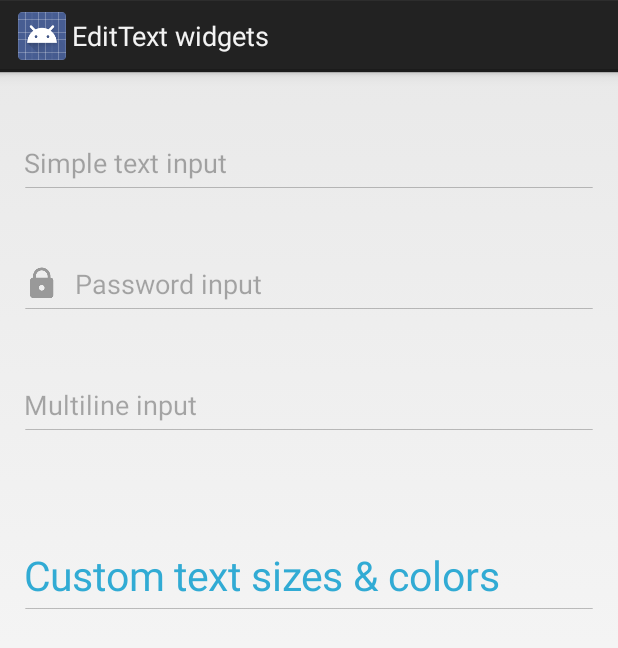
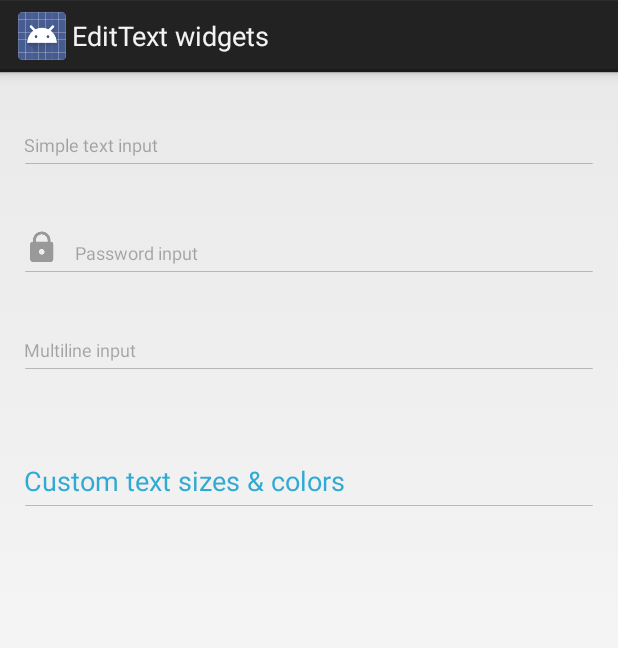
Before and after one commit to marvinlabs/android-floatinglabel-widgets, an Android app: the screen it shows after launch (MainActivity), after a tap on "EditText widgets", on a phone screen of 412 x 824 dp. Shown: the top 648 px of the screen. Run offline under Robolectric (Android 15) with nearby library versions, the phone set to English and light mode, and no system bars.

Commit message:
Fix wrong setTextSize

```diff
--- a/library/src/main/java/com/marvinlabs/widget/floatinglabel/FloatingLabelTextViewBase.java
+++ b/library/src/main/java/com/marvinlabs/widget/floatinglabel/FloatingLabelTextViewBase.java
@@ -3,6 +3,7 @@ package com.marvinlabs.widget.floatinglabel;
 import android.content.Context;
 import android.content.res.TypedArray;
 import android.util.AttributeSet;
+import android.util.TypedValue;
 import android.widget.TextView;
 
 /**
@@ -57,7 +58,7 @@ public abstract class FloatingLabelTextViewBase<InputWidgetT extends TextView> e
         inputWidget.setCompoundDrawablesWithIntrinsicBounds(drawableLeftId, 0, drawableRightId, 0);
         inputWidget.setCompoundDrawablePadding(drawablePadding);
         inputWidget.setTextColor(inputWidgetTextColor);
-        inputWidget.setTextSize(inputWidgetTextSize);
+        inputWidget.setTextSize(TypedValue.COMPLEX_UNIT_PX, inputWidgetTextSize);
     }
 
     protected int getDefaultDrawableLeftResId() {
--- a/library/src/main/java/com/marvinlabs/widget/floatinglabel/FloatingLabelWidgetBase.java
+++ b/library/src/main/java/com/marvinlabs/widget/floatinglabel/FloatingLabelWidgetBase.java
@@ -8,6 +8,7 @@ import android.os.Build;
 import android.os.Bundle;
 import android.os.Parcelable;
 import android.util.AttributeSet;
+import android.util.TypedValue;
 import android.view.Gravity;
 import android.view.View;
 import android.view.ViewTreeObserver;
@@ -525,7 +526,7 @@ public abstract class FloatingLabelWidgetBase<InputWidgetT extends View> extends
         setLabelAnimator(getDefaultLabelAnimator());
         setLabelText(floatLabelText);
         setLabelColor(floatLabelTextColor);
-        setLabelTextSize(floatLabelTextSize);
+        setLabelTextSize(TypedValue.COMPLEX_UNIT_PX, floatLabelTextSize);
 
         afterLayoutInflated(context, attrs, defStyle);
 
```
